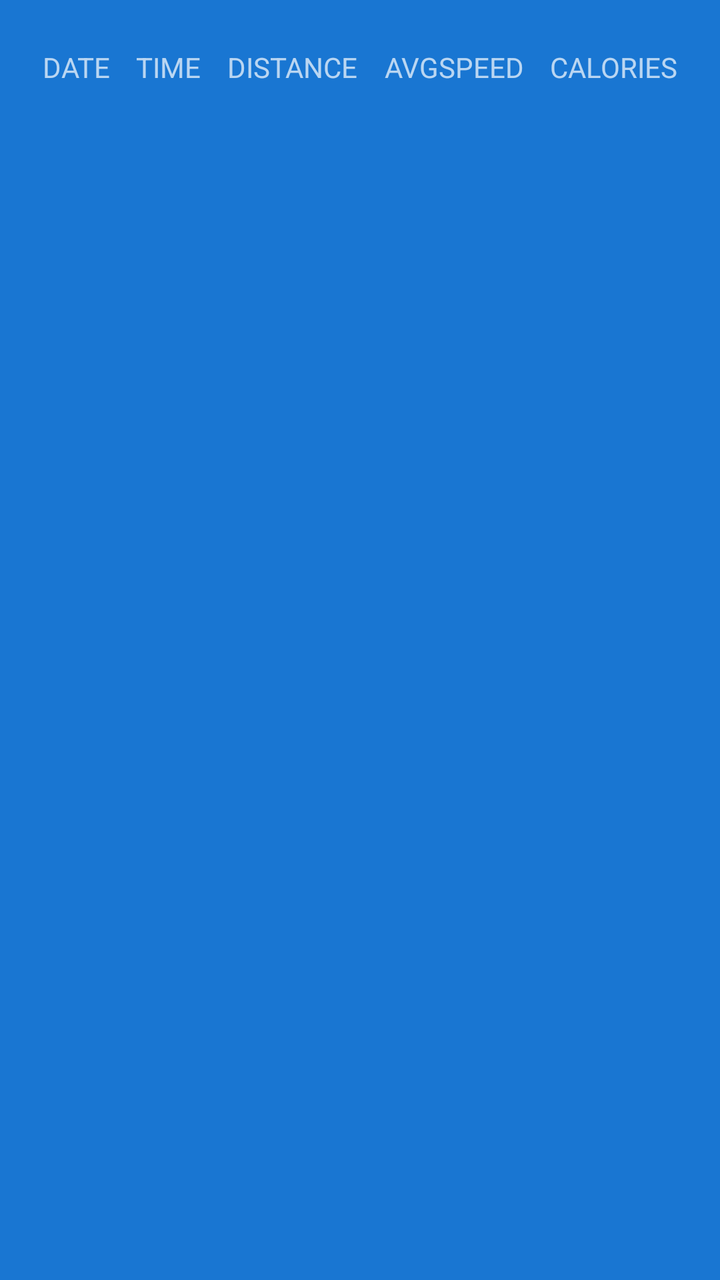
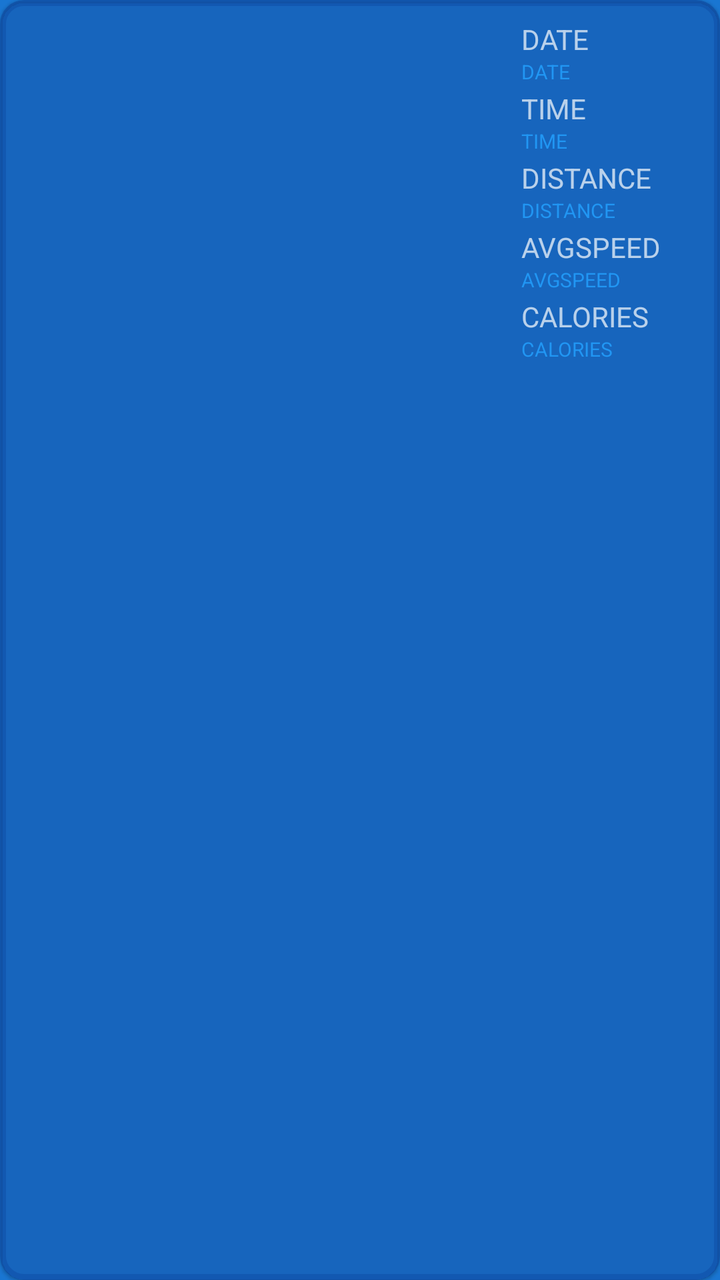

Compare the two renders of this Android layout. The source of the first and the diff that turns it into the second are given below.
<!-- AndroidManifest.xml: application theme Theme.RunningApp -->
<!-- res/layout/item_run.xml -->
<?xml version="1.0" encoding="utf-8"?>
<androidx.constraintlayout.widget.ConstraintLayout xmlns:android="http://schemas.android.com/apk/res/android"
    xmlns:app="http://schemas.android.com/apk/res-auto"
    xmlns:tools="http://schemas.android.com/tools"
    android:layout_width="match_parent"
    android:layout_height="wrap_content"
    android:padding="8dp">

    <ImageView
        android:id="@+id/ivRunImage"
        android:layout_width="match_parent"
        android:layout_height="wrap_content"
        app:layout_constraintEnd_toEndOf="parent"
        app:layout_constraintHorizontal_bias="0.5"
        app:layout_constraintStart_toStartOf="parent"
        app:layout_constraintTop_toTopOf="parent" />

    <com.google.android.material.textview.MaterialTextView
        android:id="@+id/tvDate"
        android:layout_width="wrap_content"
        android:layout_height="wrap_content"
        android:layout_marginTop="16dp"
        android:text="DATE"
        app:layout_constraintEnd_toStartOf="@+id/tvTime"
        app:layout_constraintHorizontal_bias="0.5"
        app:layout_constraintStart_toStartOf="parent"
        app:layout_constraintTop_toBottomOf="@+id/ivRunImage" />

    <com.google.android.material.textview.MaterialTextView
        android:id="@+id/tvTime"
        android:layout_width="wrap_content"
        android:layout_height="wrap_content"
        android:layout_marginTop="16dp"
        android:text="TIME"
        app:layout_constraintEnd_toStartOf="@+id/tvDistance"
        app:layout_constraintHorizontal_bias="0.5"
        app:layout_constraintStart_toEndOf="@+id/tvDate"
        app:layout_constraintTop_toBottomOf="@+id/ivRunImage" />

    <com.google.android.material.textview.MaterialTextView
        android:id="@+id/tvDistance"
        android:layout_width="wrap_content"
        android:layout_height="wrap_content"
        android:layout_marginTop="16dp"
        android:text="DISTANCE"
        app:layout_constraintEnd_toStartOf="@+id/tvAvgSpeed"
        app:layout_constraintHorizontal_bias="0.5"
        app:layout_constraintStart_toEndOf="@+id/tvTime"
        app:layout_constraintTop_toBottomOf="@+id/ivRunImage" />

    <com.google.android.material.textview.MaterialTextView
        android:id="@+id/tvAvgSpeed"
        android:layout_width="wrap_content"
        android:layout_height="wrap_content"
        android:layout_marginTop="16dp"
        android:text="AVGSPEED"
        app:layout_constraintEnd_toStartOf="@+id/tvCalories"
        app:layout_constraintHorizontal_bias="0.5"
        app:layout_constraintStart_toEndOf="@+id/tvDistance"
        app:layout_constraintTop_toBottomOf="@+id/ivRunImage" />

    <com.google.android.material.textview.MaterialTextView
        android:id="@+id/tvCalories"
        android:layout_width="wrap_content"
        android:layout_height="wrap_content"
        android:layout_marginTop="16dp"
        android:text="CALORIES"
        app:layout_constraintEnd_toEndOf="parent"
        app:layout_constraintHorizontal_bias="0.5"
        app:layout_constraintStart_toEndOf="@+id/tvAvgSpeed"
        app:layout_constraintTop_toBottomOf="@+id/ivRunImage" />

</androidx.constraintlayout.widget.ConstraintLayout>
<!-- resources referenced by this layout -->
<resources>
  <style name="Theme.RunningApp" parent="Theme.MaterialComponents.NoActionBar">
          
          <item name="colorPrimary">@color/md_blue_900</item>
          <item name="colorSecondary">@color/md_blue_500</item>
          <item name="android:colorBackground">@color/md_blue_700</item>
          <item name="colorError">@color/errorColor</item>
  
  
          
          <item name="colorPrimaryVariant">@android:color/white</item>
          <item name="colorSecondaryVariant">@color/md_blue_400</item>
          
          <item name="colorSurface">@color/md_blue_900</item>
          <item name="colorOnPrimary">@color/md_blue_50</item>
          <item name="colorOnSecondary">@color/md_blue_50</item>
          <item name="colorOnBackground">@color/md_blue_50</item>
          <item name="colorOnError">@android:color/black</item>
          <item name="colorOnSurface">@android:color/white</item>
          <item name="scrimBackground">@color/mtrl_scrim_color</item>
          <item name="textAppearanceHeadline1">@style/TextAppearance.MaterialComponents.Headline1</item>
          <item name="textAppearanceHeadline2">@style/TextAppearance.MaterialComponents.Headline2</item>
          <item name="textAppearanceHeadline3">@style/TextAppearance.MaterialComponents.Headline3</item>
          <item name="textAppearanceHeadline4">@style/TextAppearance.MaterialComponents.Headline4</item>
          <item name="textAppearanceHeadline5">@style/TextAppearance.MaterialComponents.Headline5</item>
          <item name="textAppearanceHeadline6">@style/TextAppearance.MaterialComponents.Headline6</item>
          <item name="textAppearanceSubtitle1">@style/TextAppearance.MaterialComponents.Subtitle1</item>
          <item name="textAppearanceSubtitle2">@style/TextAppearance.MaterialComponents.Subtitle2</item>
          <item name="textAppearanceBody1">@style/TextAppearance.MaterialComponents.Body1</item>
          <item name="textAppearanceBody2">@style/TextAppearance.MaterialComponents.Body2</item>
          <item name="textAppearanceCaption">@style/TextAppearance.MaterialComponents.Caption</item>
          <item name="textAppearanceButton">@style/TextAppearance.MaterialComponents.Button</item>
          <item name="textAppearanceOverline">@style/TextAppearance.MaterialComponents.Overline</item>
  
          <item name="alertDialogTheme">@style/AlertDialogTheme</item>
          
          <item name="windowActionBar">false</item>
          <item name="windowNoTitle">true</item>
      </style>
  <color name="md_blue_900">#0D47A1</color>
  <color name="md_blue_500">#2196F3</color>
  <color name="md_blue_700">#1976D2</color>
  <color name="errorColor">#D50000</color>
  <color name="md_blue_400">#42A5F5</color>
  <color name="md_blue_50">#E3F2FD</color>
  <style name="AlertDialogTheme" parent="ThemeOverlay.MaterialComponents.Dialog.Alert">
          <item name="buttonBarPositiveButtonStyle">@style/PositiveButtonStyle</item>
          <item name="buttonBarNegativeButtonStyle">@style/NegativeButtonStyle</item>
      </style>
  <style name="PositiveButtonStyle" parent="Widget.MaterialComponents.Button.TextButton.Dialog">
          <item name="android:textColor">@color/colorAccent</item>
      </style>
  <style name="NegativeButtonStyle" parent="Widget.MaterialComponents.Button.TextButton.Dialog">
          <item name="android:textColor">@color/colorAccent</item>
      </style>
  <color name="colorAccent">#FFE600</color>
</resources>

<!-- the commit's change to res/layout/item_run.xml (unified diff, before → after) -->
@@ -1,73 +1,130 @@
 <?xml version="1.0" encoding="utf-8"?>
-<androidx.constraintlayout.widget.ConstraintLayout xmlns:android="http://schemas.android.com/apk/res/android"
+<com.google.android.material.card.MaterialCardView
+    xmlns:android="http://schemas.android.com/apk/res/android"
     xmlns:app="http://schemas.android.com/apk/res-auto"
     xmlns:tools="http://schemas.android.com/tools"
+    android:layout_marginVertical="3dp"
+    android:layout_marginHorizontal="8dp"
+    android:layout_height="wrap_content"
     android:layout_width="match_parent"
-    android:layout_height="wrap_content"
-    android:padding="8dp">
+    app:cardCornerRadius="12dp"
+    app:strokeColor="#6F0D47A1"
+    app:strokeWidth="3dp"
+    android:backgroundTint="#5B0D47A1">
 
-    <ImageView
-        android:id="@+id/ivRunImage"
+    <androidx.constraintlayout.widget.ConstraintLayout
         android:layout_width="match_parent"
-        android:layout_height="wrap_content"
-        app:layout_constraintEnd_toEndOf="parent"
-        app:layout_constraintHorizontal_bias="0.5"
-        app:layout_constraintStart_toStartOf="parent"
-        app:layout_constraintTop_toTopOf="parent" />
+        android:layout_height="match_parent"
+        android:padding="8dp">
 
-    <com.google.android.material.textview.MaterialTextView
-        android:id="@+id/tvDate"
-        android:layout_width="wrap_content"
-        android:layout_height="wrap_content"
-        android:layout_marginTop="16dp"
-        android:text="DATE"
-        app:layout_constraintEnd_toStartOf="@+id/tvTime"
-        app:layout_constraintHorizontal_bias="0.5"
-        app:layout_constraintStart_toStartOf="parent"
-        app:layout_constraintTop_toBottomOf="@+id/ivRunImage" />
+        <androidx.constraintlayout.widget.Guideline
+            android:id="@+id/guidelineItemRun"
+            android:layout_width="wrap_content"
+            android:layout_height="wrap_content"
+            android:orientation="vertical"
+            app:layout_constraintGuide_percent="0.7"/>
 
-    <com.google.android.material.textview.MaterialTextView
-        android:id="@+id/tvTime"
-        android:layout_width="wrap_content"
-        android:layout_height="wrap_content"
-        android:layout_marginTop="16dp"
-        android:text="TIME"
-        app:layout_constraintEnd_toStartOf="@+id/tvDistance"
-        app:layout_constraintHorizontal_bias="0.5"
-        app:layout_constraintStart_toEndOf="@+id/tvDate"
-        app:layout_constraintTop_toBottomOf="@+id/ivRunImage" />
+        <com.google.android.material.imageview.ShapeableImageView
+            android:id="@+id/ivRunImage"
+            app:shapeAppearanceOverlay="@style/roundedCornerImageViewStile"
+            android:layout_width="0dp"
+            android:layout_height="175dp"
+            android:layout_marginStart="32dp"
+            android:layout_marginVertical="4dp"
+            app:layout_constraintEnd_toEndOf="@id/guidelineItemRun"
+            app:layout_constraintHorizontal_bias="0.5"
+            app:layout_constraintStart_toStartOf="parent"
+            app:layout_constraintTop_toTopOf="parent"
+            app:layout_constraintBottom_toBottomOf="parent"/>
 
-    <com.google.android.material.textview.MaterialTextView
-        android:id="@+id/tvDistance"
-        android:layout_width="wrap_content"
-        android:layout_height="wrap_content"
-        android:layout_marginTop="16dp"
-        android:text="DISTANCE"
-        app:layout_constraintEnd_toStartOf="@+id/tvAvgSpeed"
-        app:layout_constraintHorizontal_bias="0.5"
-        app:layout_constraintStart_toEndOf="@+id/tvTime"
-        app:layout_constraintTop_toBottomOf="@+id/ivRunImage" />
+        <LinearLayout
+            android:id="@+id/llItemRun"
+            android:layout_width="0dp"
+            android:layout_height="match_parent"
+            android:orientation="vertical"
+            android:paddingStart="12dp"
+            app:layout_constraintTop_toTopOf="@id/ivRunImage"
+            app:layout_constraintBottom_toBottomOf="@id/ivRunImage"
+            app:layout_constraintStart_toStartOf="@id/guidelineItemRun"
+            app:layout_constraintEnd_toEndOf="parent">
 
-    <com.google.android.material.textview.MaterialTextView
-        android:id="@+id/tvAvgSpeed"
-        android:layout_width="wrap_content"
-        android:layout_height="wrap_content"
-        android:layout_marginTop="16dp"
-        android:text="AVGSPEED"
-        app:layout_constraintEnd_toStartOf="@+id/tvCalories"
-        app:layout_constraintHorizontal_bias="0.5"
-        app:layout_constraintStart_toEndOf="@+id/tvDistance"
-        app:layout_constraintTop_toBottomOf="@+id/ivRunImage" />
+            <com.google.android.material.textview.MaterialTextView
+                android:id="@+id/tvDate"
+                android:layout_width="wrap_content"
+                android:layout_height="wrap_content"
+                android:layout_marginTop="2dp"
+                android:text="DATE" />
 
-    <com.google.android.material.textview.MaterialTextView
-        android:id="@+id/tvCalories"
-        android:layout_width="wrap_content"
-        android:layout_height="wrap_content"
-        android:layout_marginTop="16dp"
-        android:text="CALORIES"
-        app:layout_constraintEnd_toEndOf="parent"
-        app:layout_constraintHorizontal_bias="0.5"
-        app:layout_constraintStart_toEndOf="@+id/tvAvgSpeed"
-        app:layout_constraintTop_toBottomOf="@+id/ivRunImage" />
+            <com.google.android.material.textview.MaterialTextView
+                android:id="@+id/tvDateItemInfo"
+                android:layout_width="wrap_content"
+                android:layout_height="wrap_content"
+                android:text="DATE"
+                android:textSize="10sp"
+                android:textColor="@color/md_blue_500" />
 
-</androidx.constraintlayout.widget.ConstraintLayout>
+            <com.google.android.material.textview.MaterialTextView
+                android:id="@+id/tvTime"
+                android:layout_width="wrap_content"
+                android:layout_height="wrap_content"
+                android:layout_marginTop="2dp"
+                android:text="TIME" />
+
+            <com.google.android.material.textview.MaterialTextView
+                android:id="@+id/tvTimeItemInfo"
+                android:layout_width="wrap_content"
+                android:layout_height="wrap_content"
+                android:text="TIME"
+                android:textSize="10sp"
+                android:textColor="@color/md_blue_500" />
+
+            <com.google.android.material.textview.MaterialTextView
+                android:id="@+id/tvDistance"
+                android:layout_width="wrap_content"
+                android:layout_height="wrap_content"
+                android:layout_marginTop="2dp"
+                android:text="DISTANCE" />
+
+            <com.google.android.material.textview.MaterialTextView
+                android:id="@+id/tvDistanceItemInfo"
+                android:layout_width="wrap_content"
+                android:layout_height="wrap_content"
+                android:text="DISTANCE"
+                android:textSize="10sp"
+                android:textColor="@color/md_blue_500" />
+
+            <com.google.android.material.textview.MaterialTextView
+                android:id="@+id/tvAvgSpeed"
+                android:layout_width="wrap_content"
+                android:layout_height="wrap_content"
+                android:layout_marginTop="2dp"
+                android:text="AVGSPEED" />
+
+            <com.google.android.material.textview.MaterialTextView
+                android:id="@+id/tvAvgSpeedItemInfo"
+                android:layout_width="wrap_content"
+                android:layout_height="wrap_content"
+                android:text="AVGSPEED"
+                android:textSize="10sp"
+                android:textColor="@color/md_blue_500" />
+
+            <com.google.android.material.textview.MaterialTextView
+                android:id="@+id/tvCalories"
+                android:layout_width="wrap_content"
+                android:layout_height="wrap_content"
+                android:layout_marginTop="2dp"
+                android:text="CALORIES"/>
+
+            <com.google.android.material.textview.MaterialTextView
+                android:id="@+id/tvCaloriesItemInfo"
+                android:layout_width="wrap_content"
+                android:layout_height="wrap_content"
+                android:text="CALORIES"
+                android:textSize="10sp"
+                android:textColor="@color/md_blue_500" />
+
+        </LinearLayout>
+
+
+    </androidx.constraintlayout.widget.ConstraintLayout>
+</com.google.android.material.card.MaterialCardView>
<!-- resource entries referenced after the edit -->
@@ -1,5 +1,10 @@
 <!-- resources referenced by this layout -->
 <resources>
+  <color name="md_blue_500">#2196F3</color>
+  <style name="roundedCornerImageViewStile">
+          <item name="cornerFamily">rounded</item>
+          <item name="cornerSize">5%</item>
+      </style>
   <style name="Theme.RunningApp" parent="Theme.MaterialComponents.NoActionBar">
           
           <item name="colorPrimary">@color/md_blue_900</item>
@@ -39,7 +44,6 @@
           <item name="windowNoTitle">true</item>
       </style>
   <color name="md_blue_900">#0D47A1</color>
-  <color name="md_blue_500">#2196F3</color>
   <color name="md_blue_700">#1976D2</color>
   <color name="errorColor">#D50000</color>
   <color name="md_blue_400">#42A5F5</color>
